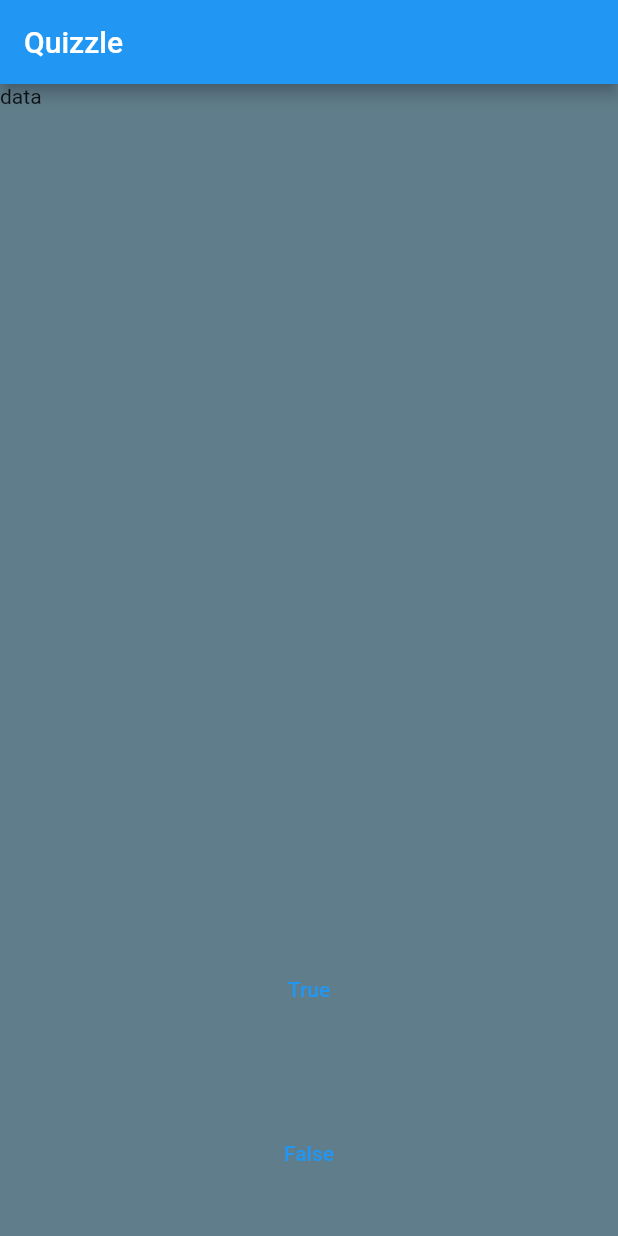
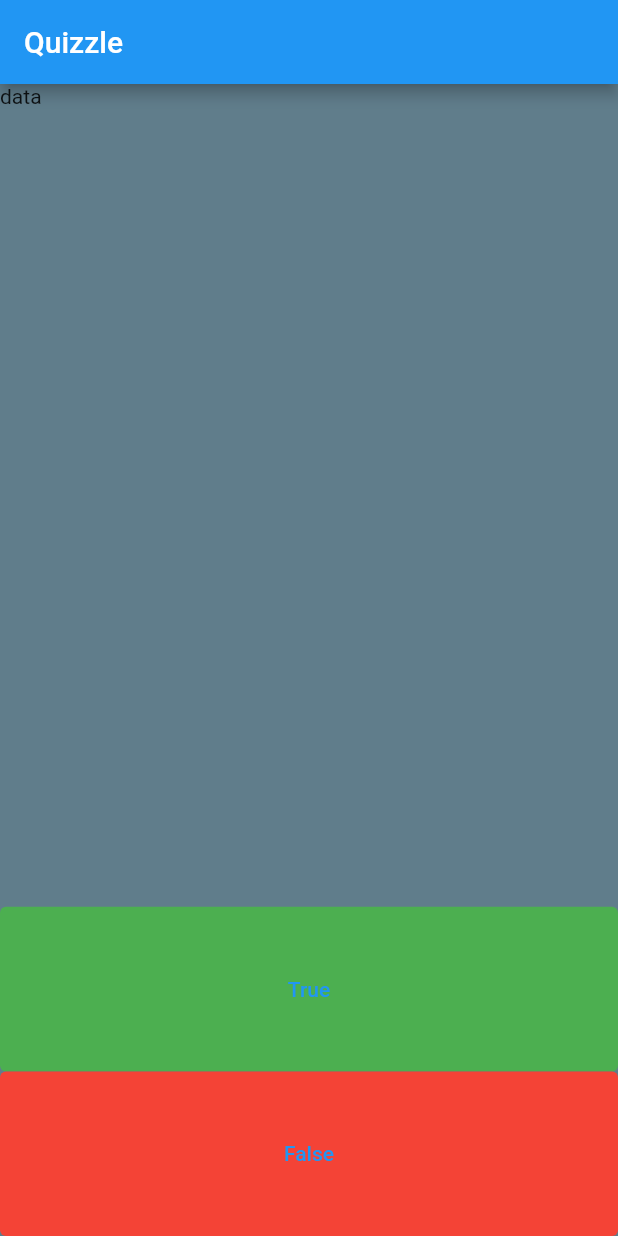
Before and after one commit to Jhay4Julian/quizzle_flutter, a Flutter app: the screen it shows after launch, on a phone screen of 412 x 824 dp. Run offline on Flutter 3.47's test engine with Material 2 defaults, Android fonts, the phone set to English and light mode, and no system bars.

Commit message:
added style to TextButtons

```diff
--- a/lib/main.dart
+++ b/lib/main.dart
@@ -48,12 +48,18 @@ class _QuizPageState extends State<QuizPage> {
           child: TextButton(
             onPressed: () {},
             child: const Text('True'),
+            style: TextButton.styleFrom(
+              backgroundColor: Colors.green
+            ),
             ),
         ),
         Expanded(
           child: TextButton(
             onPressed: () {},
-            child: const Text('False')
+            child: const Text('False'),
+            style: TextButton.styleFrom(
+              backgroundColor: Colors.red
+            ),
             ),
         ),
       ],
```
